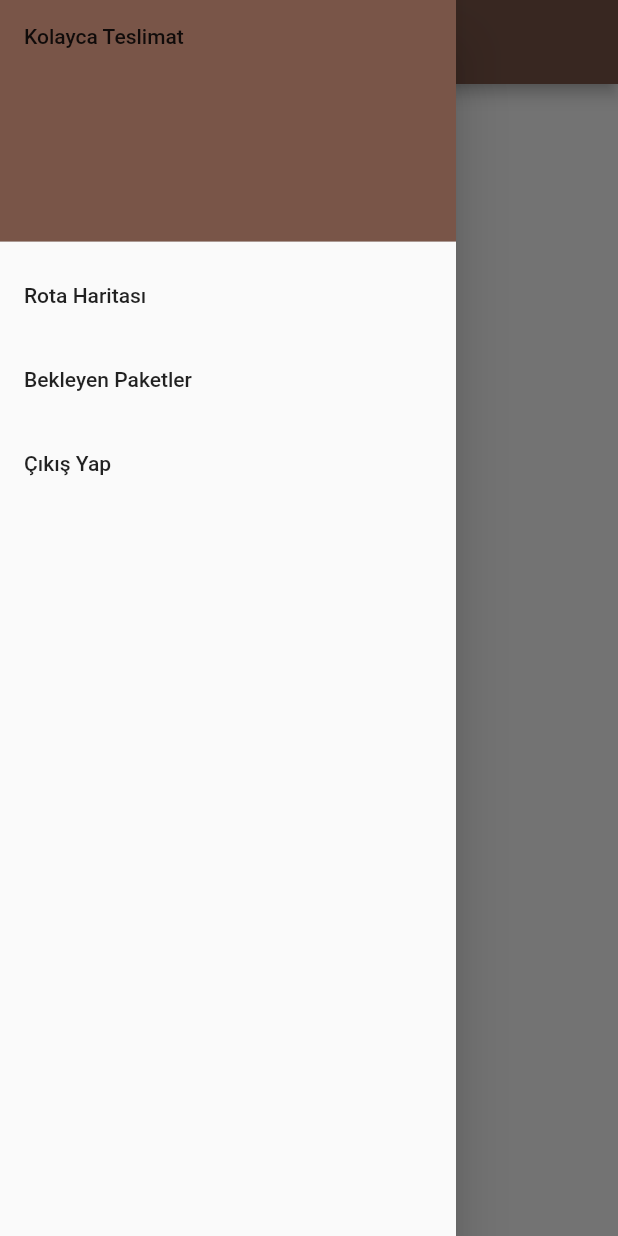
After one commit to MrBuluc/Kolay-Teslimat, a Flutter app: the MyHomePage screen opened by its route, with the side drawer open, on a phone screen of 412 x 824 dp. The commit adds this screen. Run offline on Flutter 3.47's test engine with Material 2 defaults, Android fonts, the phone set to English and light mode, and no system bars.

Commit message:
28.05.2023

```diff
--- a/lib/main.dart
+++ b/lib/main.dart
@@ -1,5 +1,6 @@
 import 'package:flutter/material.dart';
-import 'package:kolayca_teslimat/pages/home_page.dart';
+import 'package:kolayca_teslimat/pages/splash_page.dart';
+import 'package:kolayca_teslimat/routes.dart';
 
 void main() {
   runApp(const MyApp());
@@ -15,7 +16,8 @@ class MyApp extends StatelessWidget {
       theme: ThemeData(
         primarySwatch: Colors.brown,
       ),
-      home: const MyHomePage(),
+      home: const SplashPage(),
+      onGenerateRoute: Routes().onGenerateRoute,
     );
   }
 }
--- a/lib/pages/home_page.dart
+++ b/lib/pages/home_page.dart
@@ -1,4 +1,5 @@
 import 'package:flutter/material.dart';
+import 'package:kolayca_teslimat/widgets/my_custom_drawer.dart';
 
 class MyHomePage extends StatefulWidget {
   const MyHomePage({Key? key}) : super(key: key);
@@ -14,59 +15,26 @@ class _MyHomePageState extends State<MyHomePage> {
   Widget build(BuildContext context) {
     return Scaffold(
       appBar: AppBar(
-        title: Text("Kolayca Teslimat"),
+        title: const Text("Kolayca Teslimat"),
       ),
-      drawer: buildDrawer(),
+      drawer: const MyCustomDrawer(),
       body: buildBody(),
     );
   }
 
-  Widget buildDrawer() {
-    return Drawer(
-      child: ListView(
+  Widget buildBody() {
+    return Column(
       children: [
-          DrawerHeader(
-            child: Text("Kolayca Teslimat"),
-            decoration: BoxDecoration(color: Colors.brown),
-          ),
-          ListTile(
-            title: Text("Rota Haritası"),
-            onTap: () {
-              Navigator.pop(context);
-            },
-          ),
-          ListTile(
-            title: Text("Bekleyen Paketler"),
-            onTap: () {
-              Navigator.pop(context);
-            },
-          ),
-          ListTile(
-            title: Text("Çıkış Yap"),
-            onTap: () {
-              Navigator.pop(context);
-            },
-          ),
-        ],
-      ),
-    );
-  }
-
-  Widget buildBody() {
-    return Container(
-      child: Column(
-        children: [
-          Text("My Counter: ${myCounter}"),
+        Text("My Counter: $myCounter"),
         ElevatedButton(
           onPressed: () {
             setState(() {
               myCounter += 1;
             });
           },
-            child: Text("Arttır"),
+          child: const Text("Arttır"),
         )
       ],
-      ),
     );
   }
 }
--- /dev/null
+++ b/lib/routes.dart
@@ -0,0 +1,44 @@
+import 'package:flutter/material.dart';
+import 'package:kolayca_teslimat/pages/home_page.dart';
+import 'package:kolayca_teslimat/pages/login_page.dart';
+import 'package:kolayca_teslimat/pages/package_page.dart';
+import 'package:kolayca_teslimat/pages/splash_page.dart';
+import 'package:kolayca_teslimat/pages/waiting_packages_page.dart';
+
+class Routes {
+  Routes();
+
+  static const String splash = "/splash";
+  static const String login = "/login";
+  static const String home = "/home";
+  static const String waitingPackages = "/waitingPackages";
+  static const String package = "/package";
+
+  Route onGenerateRoute(RouteSettings settings) {
+    switch (settings.name) {
+      case Routes.splash:
+        return MaterialPageRoute(
+            builder: (context) => const SplashPage(), settings: settings);
+      case Routes.login:
+        return MaterialPageRoute(
+            builder: (context) => const LoginPage(), settings: settings);
+      case Routes.home:
+        return MaterialPageRoute(
+            builder: (context) => const MyHomePage(), settings: settings);
+      case Routes.waitingPackages:
+        return MaterialPageRoute(
+            builder: (context) => const WaitingPackagesPage(),
+            settings: settings);
+      case Routes.package:
+        return MaterialPageRoute(
+            builder: (context) => const PackagePage(), settings: settings);
+    }
+
+    return MaterialPageRoute(
+        builder: (context) => const Scaffold(
+              body: Center(
+                child: Text("Page Not Found"),
+              ),
+            ));
+  }
+}
--- /dev/null
+++ b/lib/widgets/my_custom_drawer.dart
@@ -0,0 +1,46 @@
+import 'package:flutter/material.dart';
+import 'package:kolayca_teslimat/routes.dart';
+
+class MyCustomDrawer extends StatefulWidget {
+  const MyCustomDrawer({Key? key}) : super(key: key);
+
+  @override
+  State<MyCustomDrawer> createState() => _MyCustomDrawerState();
+}
+
+class _MyCustomDrawerState extends State<MyCustomDrawer> {
+  @override
+  Widget build(BuildContext context) {
+    return Drawer(
+      child: ListView(
+        children: [
+          const DrawerHeader(
+            decoration: BoxDecoration(color: Colors.brown),
+            child: Text("Kolayca Teslimat"),
+          ),
+          ListTile(
+            title: const Text("Rota Haritası"),
+            onTap: () {
+              Navigator.pop(context);
+              Navigator.of(context).popUntil((route) => route.isFirst);
+            },
+          ),
+          ListTile(
+            title: const Text("Bekleyen Paketler"),
+            onTap: () {
+              Navigator.pop(context);
+              Navigator.of(context).pushNamed(Routes.waitingPackages);
+            },
+          ),
+          ListTile(
+            title: const Text("Çıkış Yap"),
+            onTap: () {
+              Navigator.pop(context);
+              Navigator.of(context).pushReplacementNamed(Routes.login);
+            },
+          )
+        ],
+      ),
+    );
+  }
+}
```
Also changed, not shown: lib/models/package_model.dart (added, +22 -0 lines), lib/pages/login_page.dart (+19 -17 lines), lib/pages/package_page.dart (added, +81 -0 lines), lib/pages/splash_page.dart (added, +31 -0 lines), lib/pages/waiting_packages_page.dart (+108 -47 lines). Lines whose indentation alone changed are shown as unchanged.
